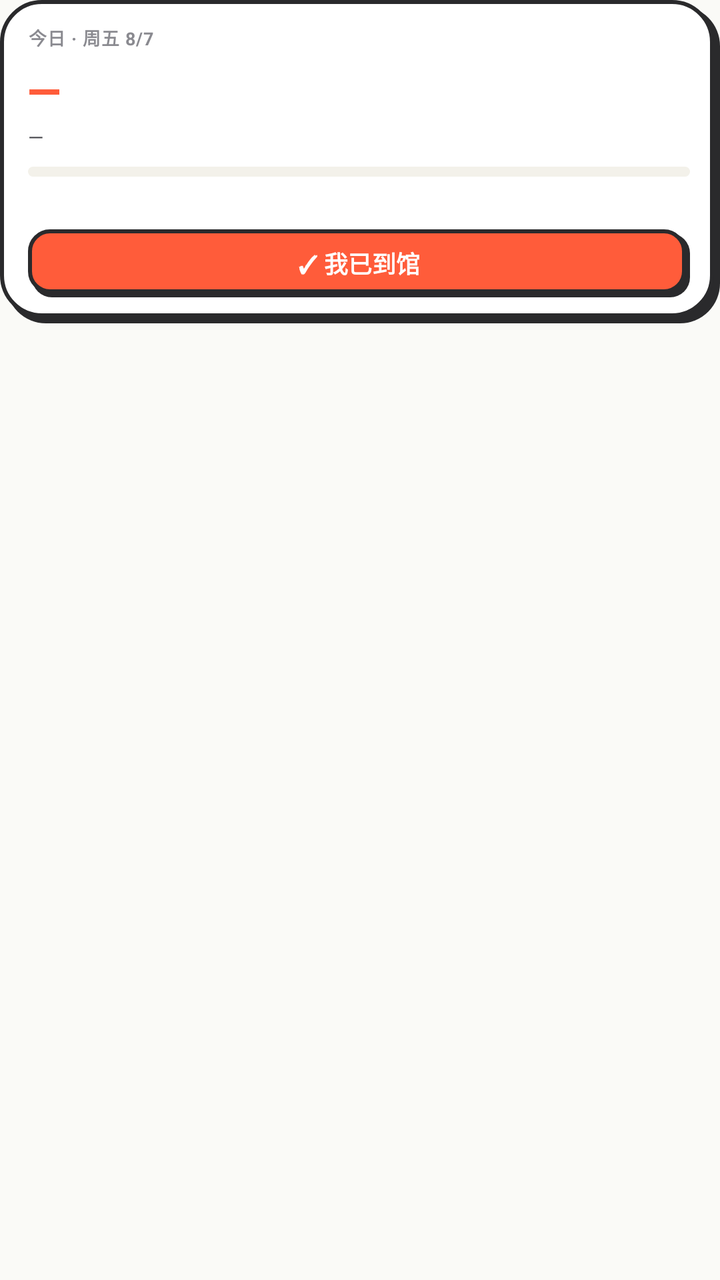
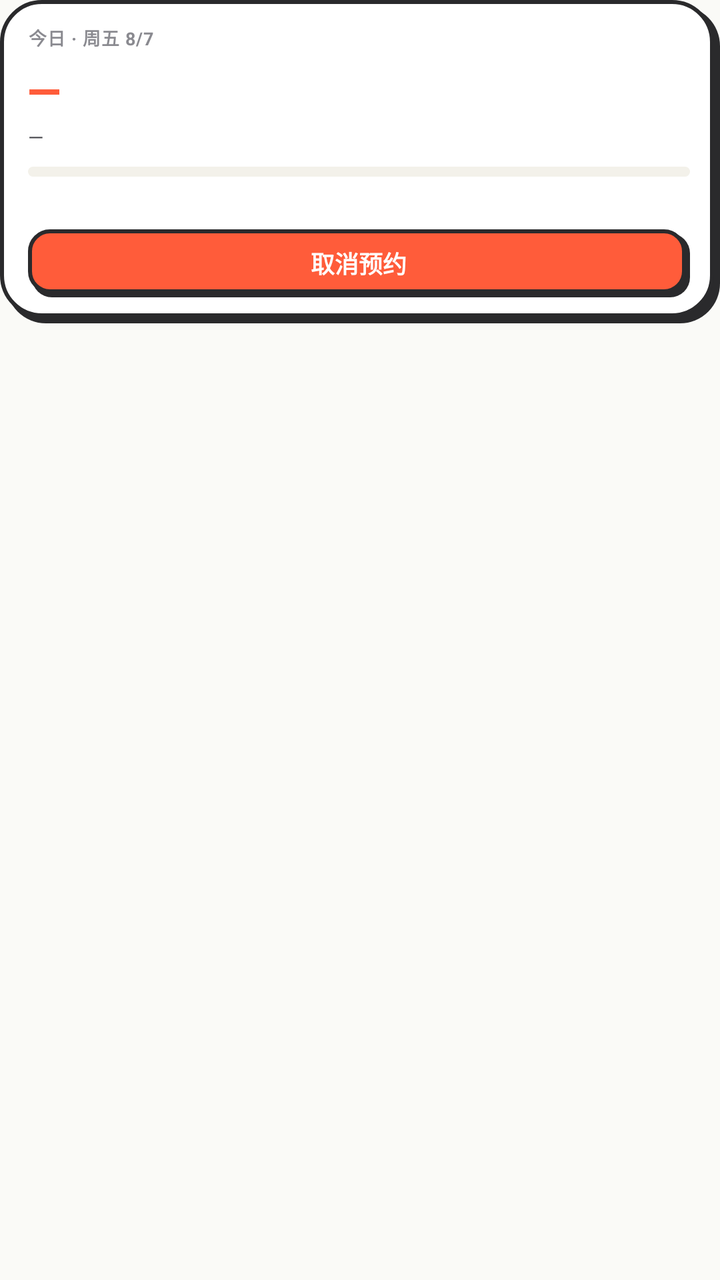

The first picture is an Android layout as it rendered before a commit; the second is the same layout after the commit. The layout source and the unified diff follow.
<!-- AndroidManifest.xml: application theme Theme.AutoLib -->
<!-- res/layout/widget_small.xml -->
<?xml version="1.0" encoding="utf-8"?>
<FrameLayout xmlns:android="http://schemas.android.com/apk/res/android"
    android:layout_width="match_parent"
    android:layout_height="match_parent">

    <LinearLayout
        android:id="@+id/w_root"
        android:layout_width="match_parent"
        android:layout_height="wrap_content"
        android:background="@drawable/bg_widget"
        android:orientation="vertical"
        android:paddingStart="14dp"
        android:paddingTop="12dp"
        android:paddingEnd="15dp"
        android:paddingBottom="13dp">

        <LinearLayout
            android:layout_width="match_parent"
            android:layout_height="wrap_content"
            android:baselineAligned="false"
            android:gravity="center_vertical"
            android:orientation="horizontal">

            <TextView
                android:id="@+id/w_date"
                android:layout_width="0dp"
                android:layout_height="wrap_content"
                android:layout_weight="1"
                android:letterSpacing="0.04"
                android:maxLines="1"
                android:text="今日 · 周五 8/7"
                android:textColor="@color/text_muted"
                android:textSize="9sp"
                android:textStyle="bold" />

            <TextView
                android:id="@+id/w_badge"
                android:layout_width="wrap_content"
                android:layout_height="wrap_content"
                android:background="@drawable/bg_widget_badge_success"
                android:maxLines="1"
                android:paddingStart="7dp"
                android:paddingTop="2dp"
                android:paddingEnd="7dp"
                android:paddingBottom="2dp"
                android:text="已预约"
                android:textColor="@color/success"
                android:textSize="9sp"
                android:textStyle="bold"
                android:visibility="gone" />
        </LinearLayout>

        <TextView
            android:id="@+id/w_seat"
            android:layout_width="match_parent"
            android:layout_height="wrap_content"
            android:layout_marginTop="5dp"
            android:ellipsize="end"
            android:fontFamily="sans-serif-medium"
            android:letterSpacing="-0.02"
            android:maxLines="1"
            android:text="—"
            android:textColor="@color/primary"
            android:textSize="22sp"
            android:textStyle="bold" />

        <TextView
            android:id="@+id/w_time"
            android:layout_width="match_parent"
            android:layout_height="wrap_content"
            android:layout_marginTop="2dp"
            android:ellipsize="end"
            android:maxLines="1"
            android:text="—"
            android:textColor="@color/text_secondary"
            android:textSize="10sp" />

        <ProgressBar
            android:id="@+id/w_progress"
            style="?android:attr/progressBarStyleHorizontal"
            android:layout_width="match_parent"
            android:layout_height="5dp"
            android:layout_marginTop="8dp"
            android:max="100"
            android:progress="0"
            android:progressDrawable="@drawable/progress_widget" />

        <TextView
            android:id="@+id/w_status"
            android:layout_width="match_parent"
            android:layout_height="wrap_content"
            android:layout_marginTop="4dp"
            android:ellipsize="end"
            android:maxLines="1"
            android:text=""
            android:textColor="@color/text_muted"
            android:textSize="9sp" />

        <TextView
            android:id="@+id/w_action"
            android:layout_width="match_parent"
            android:layout_height="34dp"
            android:layout_marginTop="10dp"
            android:background="@drawable/bg_widget_btn_accent"
            android:gravity="center"
            android:maxLines="1"
            android:text="✓ 我已到馆"
            android:textColor="@color/on_primary"
            android:textSize="12sp"
            android:textStyle="bold" />
    </LinearLayout>
</FrameLayout>
<!-- resources referenced by this layout -->
<resources>
  <color name="on_primary">#FFFFFF</color>
  <color name="primary">#FF5C3A</color>
  <color name="success">#10B981</color>
  <color name="text_muted">#8A8A90</color>
  <color name="text_secondary">#4A4A4F</color>
  <!-- drawable bg_widget (drawable) -->
  <?xml version="1.0" encoding="utf-8"?>
  <layer-list xmlns:android="http://schemas.android.com/apk/res/android">
      <item
          android:left="3dp"
          android:top="3dp">
          <shape>
              <solid android:color="@color/stroke" />
              <corners android:radius="20dp" />
          </shape>
      </item>
      <item
          android:bottom="3dp"
          android:right="3dp">
          <shape>
              <solid android:color="@color/surface" />
              <stroke
                  android:width="2dp"
                  android:color="@color/stroke" />
              <corners android:radius="20dp" />
          </shape>
      </item>
  </layer-list>
  <!-- drawable bg_widget_badge_success (drawable) -->
  <?xml version="1.0" encoding="utf-8"?>
  <shape xmlns:android="http://schemas.android.com/apk/res/android">
      <solid android:color="@color/success_soft" />
      <stroke
          android:width="1dp"
          android:color="@color/success" />
      <corners android:radius="20dp" />
  </shape>
  <!-- drawable bg_widget_btn_accent (drawable) -->
  <?xml version="1.0" encoding="utf-8"?>
  <layer-list xmlns:android="http://schemas.android.com/apk/res/android">
      <item
          android:left="2dp"
          android:top="2dp">
          <shape>
              <solid android:color="@color/stroke" />
              <corners android:radius="10dp" />
          </shape>
      </item>
      <item
          android:bottom="2dp"
          android:right="2dp">
          <shape>
              <solid android:color="@color/primary" />
              <stroke
                  android:width="2dp"
                  android:color="@color/stroke" />
              <corners android:radius="10dp" />
          </shape>
      </item>
  </layer-list>
  <!-- drawable progress_widget (drawable) -->
  <?xml version="1.0" encoding="utf-8"?>
  <layer-list xmlns:android="http://schemas.android.com/apk/res/android">
      <item android:id="@android:id/background">
          <shape>
              <solid android:color="@color/surface_alt" />
              <corners android:radius="4dp" />
          </shape>
      </item>
      <item android:id="@android:id/progress">
          <clip>
              <shape>
                  <solid android:color="@color/primary" />
                  <corners android:radius="4dp" />
              </shape>
          </clip>
      </item>
  </layer-list>
  <color name="stroke">#2A2A2C</color>
  <color name="surface">#FFFFFF</color>
  <color name="success_soft">#EAF9F3</color>
  <color name="surface_alt">#F3F1EA</color>
  <color name="primary_variant">#E84A2A</color>
  <color name="background">#FAFAF7</color>
  <style name="ThemeOverlay.AutoLib.Dialog" parent="ThemeOverlay.MaterialComponents.MaterialAlertDialog">
          <item name="colorSurface">@color/background</item>
          <item name="shapeAppearanceMediumComponent">@style/ShapeAppearance.AutoLib.Large</item>
      </style>
  <style name="ShapeAppearance.AutoLib.Large" parent="ShapeAppearance.MaterialComponents.LargeComponent">
          <item name="cornerFamily">rounded</item>
          <item name="cornerSize">18dp</item>
      </style>
  <!-- unchanged entries left out for length: 1 -->
</resources>

<!-- the commit's change to res/layout/widget_small.xml (unified diff, before → after) -->
@@ -104,7 +104,7 @@
             android:background="@drawable/bg_widget_btn_accent"
             android:gravity="center"
             android:maxLines="1"
-            android:text="✓ 我已到馆"
+            android:text="取消预约"
             android:textColor="@color/on_primary"
             android:textSize="12sp"
             android:textStyle="bold" />
